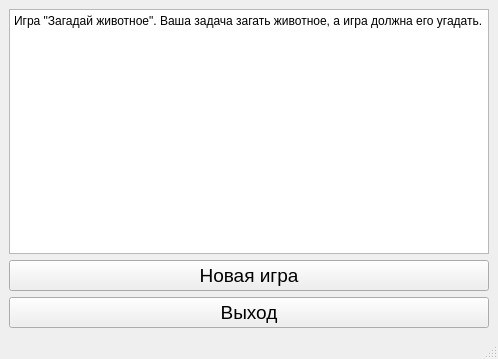
Qt form AnimalsGame/mainwindow.ui (DanilRutkovskiy/AnimalsGame) before a commit.
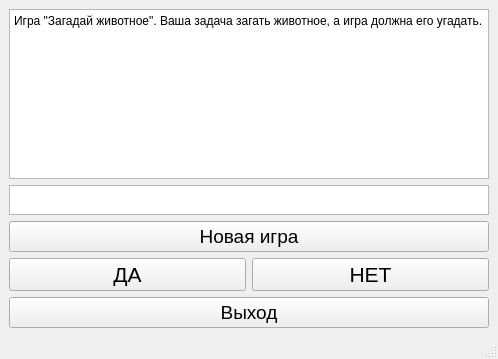
The same form after that commit.

The edit to the form file:
```diff
--- a/AnimalsGame/mainwindow.ui
+++ b/AnimalsGame/mainwindow.ui
@@ -25,6 +25,16 @@
       </property>
      </widget>
     </item>
+    <item>
+     <widget class="QTextEdit" name="newQuestionTextEdit">
+      <property name="maximumSize">
+       <size>
+        <width>16777215</width>
+        <height>30</height>
+       </size>
+      </property>
+     </widget>
+    </item>
     <item>
      <widget class="QPushButton" name="newGameBtn">
       <property name="font">
@@ -37,6 +47,34 @@
       </property>
      </widget>
     </item>
+    <item>
+     <layout class="QHBoxLayout" name="horizontalLayout">
+      <item>
+       <widget class="QPushButton" name="yesBtn">
+        <property name="font">
+         <font>
+          <pointsize>16</pointsize>
+         </font>
+        </property>
+        <property name="text">
+         <string>ДА</string>
+        </property>
+       </widget>
+      </item>
+      <item>
+       <widget class="QPushButton" name="noBtn">
+        <property name="font">
+         <font>
+          <pointsize>16</pointsize>
+         </font>
+        </property>
+        <property name="text">
+         <string>НЕТ</string>
+        </property>
+       </widget>
+      </item>
+     </layout>
+    </item>
     <item>
      <widget class="QPushButton" name="exitBtn">
       <property name="font">
```
Left out of the diff: 2 changed lines with no effect on the pictures.
